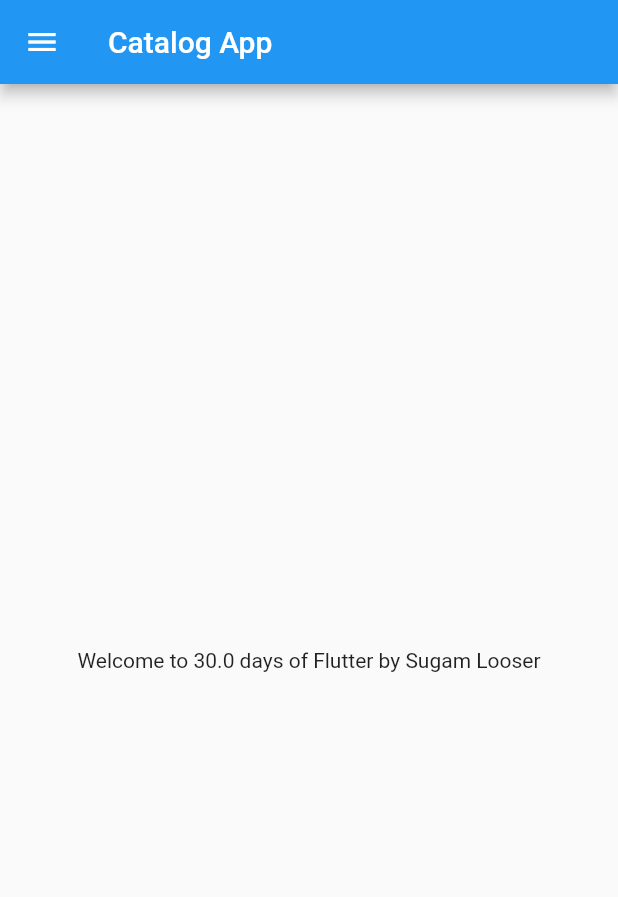
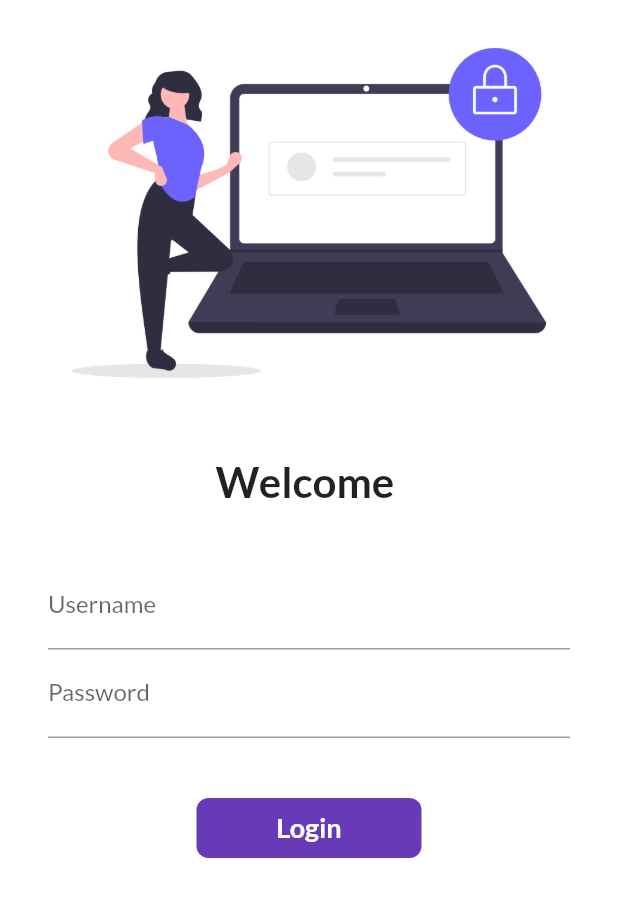
Before and after one commit to Sugam1530/30daysofFlutter, a Flutter app: the screen it shows after launch, on a phone screen of 412 x 824 dp. Shown: the top 897 px of the screen. Run offline on Flutter 3.47's test engine with Material 2 defaults, Android fonts, the phone set to English and light mode, and no system bars; our stand-ins replace google_fonts.

Commit message:
day5 animation login

```diff
--- a/lib/main.dart
+++ b/lib/main.dart
@@ -1,19 +1,31 @@
 import 'package:flutter/material.dart';
-import 'package:flutter_first_app/home_page.dart';
+import 'package:flutter_first_app/utils/routes.dart';
+import 'package:google_fonts/google_fonts.dart';
+import 'pages/login_page.dart';
 
-void main(List<String> args) {
+import 'pages/home_page.dart';
+
+void main() {
   runApp(MyApp());
 }
 
 class MyApp extends StatelessWidget {
-  const MyApp({Key? key}) : super(key: key);
-
   @override
   Widget build(BuildContext context) {
-
-
     return MaterialApp(
-      home: HomePage(),
+      themeMode: ThemeMode.light,
+      theme: ThemeData(
+          primarySwatch: Colors.deepPurple,
+          fontFamily: GoogleFonts.lato().fontFamily),
+      darkTheme: ThemeData(
+        brightness: Brightness.dark,
+      ),
+      initialRoute: "/login",
+      routes: {
+        "/": (context) => LoginPage(),
+        MyRoutes.homeRoute: (context) => HomePage(),
+        MyRoutes.loginRoute: (context) => LoginPage()
+      },
     );
   }
 }
--- a/lib/home_page.dart
+++ b/lib/pages/home_page.dart
@@ -1,25 +1,17 @@
 import 'package:flutter/material.dart';
 
 class HomePage extends StatelessWidget {
-  const HomePage({Key? key}) : super(key: key);
-
+  final int days = 30;
+  final String name = "Codepur";
   @override
   Widget build(BuildContext context) {
-
-    final double days = 30;
-    final String name = "Sugam Looser";
-    bool isMale = true;
-    num temp = 30.5;
-
-    var day = "Tuesday";
-    const pi = 3.14;
     return Scaffold(
       appBar: AppBar(
         title: Text("Catalog App"),
       ),
       body: Center(
         child: Container(
-          child: Text("Welcome to $days days of Flutter by $name"),
+          child: Text("Welcome to $days days of flutter by $name"),
         ),
       ),
       drawer: Drawer(),
--- /dev/null
+++ b/lib/pages/login_page.dart
@@ -0,0 +1,108 @@
+import 'package:flutter/material.dart';
+import 'package:flutter_first_app/utils/routes.dart';
+
+class LoginPage extends StatefulWidget {
+  @override
+  State<LoginPage> createState() => _LoginPageState();
+}
+
+class _LoginPageState extends State<LoginPage> {
+  String name = "";
+  bool changedButton = false;
+  @override
+  Widget build(BuildContext context) {
+    return Material(
+        color: Colors.white,
+        child: SingleChildScrollView(
+          child: Column(
+            children: [
+              Image.asset(
+                "assets/images/login_image.png",
+                fit: BoxFit.cover,
+              ),
+              SizedBox(
+                height: 20.0,
+              ),
+              Text(
+                "Welcome $name",
+                style: TextStyle(
+                  fontSize: 28,
+                  fontWeight: FontWeight.bold,
+                ),
+              ),
+              SizedBox(
+                height: 20.0,
+              ),
+              Padding(
+                padding: const EdgeInsets.symmetric(
+                    vertical: 16.0, horizontal: 32.0),
+                child: Column(
+                  children: [
+                    TextFormField(
+                      decoration: InputDecoration(
+                        hintText: "Enter Username",
+                        labelText: "Username",
+                      ),
+                      onChanged: (value) {
+                        name = value;
+                        setState(() {});
+                      },
+                    ),
+                    TextFormField(
+                      obscureText: true,
+                      decoration: InputDecoration(
+                        hintText: "Enter Password",
+                        labelText: "Password",
+                      ),
+                    ),
+                    SizedBox(
+                      height: 40.0,
+                    ),
+
+                    InkWell(
+                      onTap: () async {
+                        setState(() {
+                          changedButton = true;
+                        });
+
+                        await Future.delayed(Duration(seconds: 1));
+                        Navigator.pushNamed(context, MyRoutes.homeRoute);
+                      },
+                      child: AnimatedContainer(
+                        duration: Duration(seconds: 1),
+                        width: changedButton ? 50 : 150,
+                        height: 40,
+                        alignment: Alignment.center,
+                        child:changedButton? Icon(Icons.done,
+                        color: Colors.white,
+                        )
+                         :Text(
+                          "Login",
+                          style: TextStyle(
+                              color: Colors.white,
+                              fontWeight: FontWeight.bold,
+                              fontSize: 18),
+                        ),
+                        decoration: BoxDecoration(
+                            color: Colors.deepPurple,
+                            // shape: changedButton ? BoxShape.circle : BoxShape.rectangle,
+                           borderRadius: BorderRadius.circular(changedButton ? 50 : 8)
+                           ),
+                          ),
+                    ),
+
+                    // ElevatedButton(
+                    //   onPressed: () {
+                    //     Navigator.pushNamed(context, MyRoutes.homeRoute);
+                    //   },
+                    //   child: Text("Login"),
+                    //   style: TextButton.styleFrom(minimumSize: Size(150, 40)),
+                  //),
+                ],
+                ),
+              )
+            ],
+          ),
+        ));
+  }
+}
--- /dev/null
+++ b/lib/utils/routes.dart
@@ -0,0 +1,4 @@
+class MyRoutes {
+  static String loginRoute = "/login";
+  static String homeRoute = "/home";
+}
--- a/pubspec.yaml
+++ b/pubspec.yaml
@@ -34,6 +34,7 @@
   # The following adds the Cupertino Icons font to your application.
   # Use with the CupertinoIcons class for iOS style icons.
   cupertino_icons: ^1.0.2
+  google_fonts: ^2.3.3
 
 dev_dependencies:
   flutter_test:
@@ -58,8 +59,8 @@
   uses-material-design: true
 
   # To add assets to your application, add an assets section, like this:
-  # assets:
-  #   - images/a_dot_burr.jpeg
+  assets:
+  - assets/images/
   #   - images/a_dot_ham.jpeg
 
   # An image asset can refer to one or more resolution-specific "variants", see
```
Also changed, not shown: assets/images/login_image.png (added), pubspec.lock, 2 other files.
